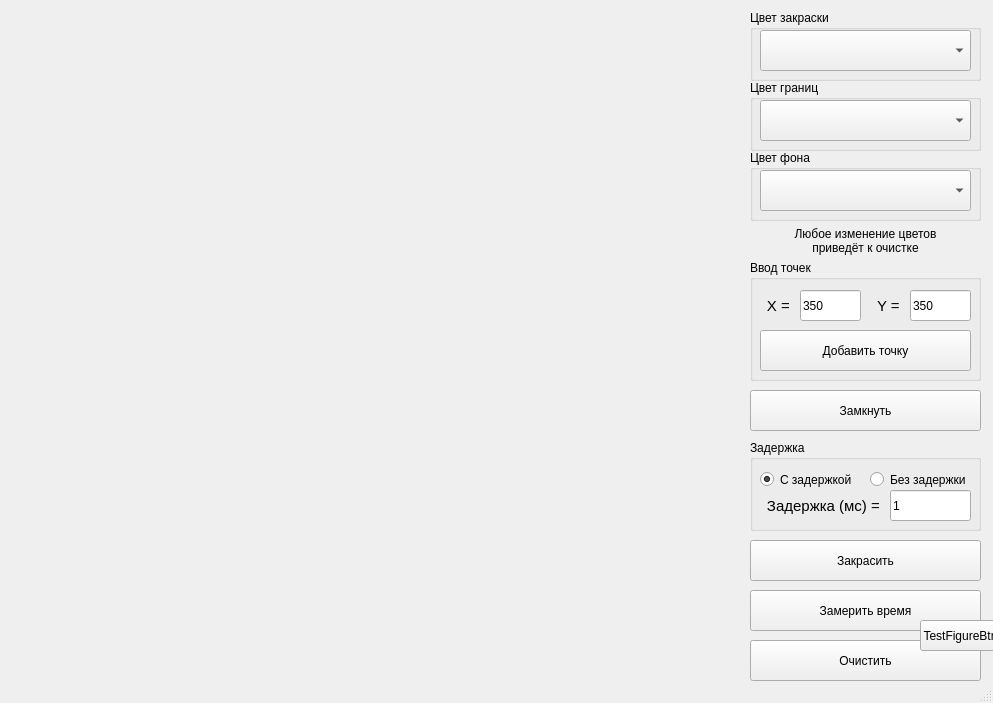
Inlucker/ComputerGraphics, file Lab6/mainwindow.ui: the form before one commit.
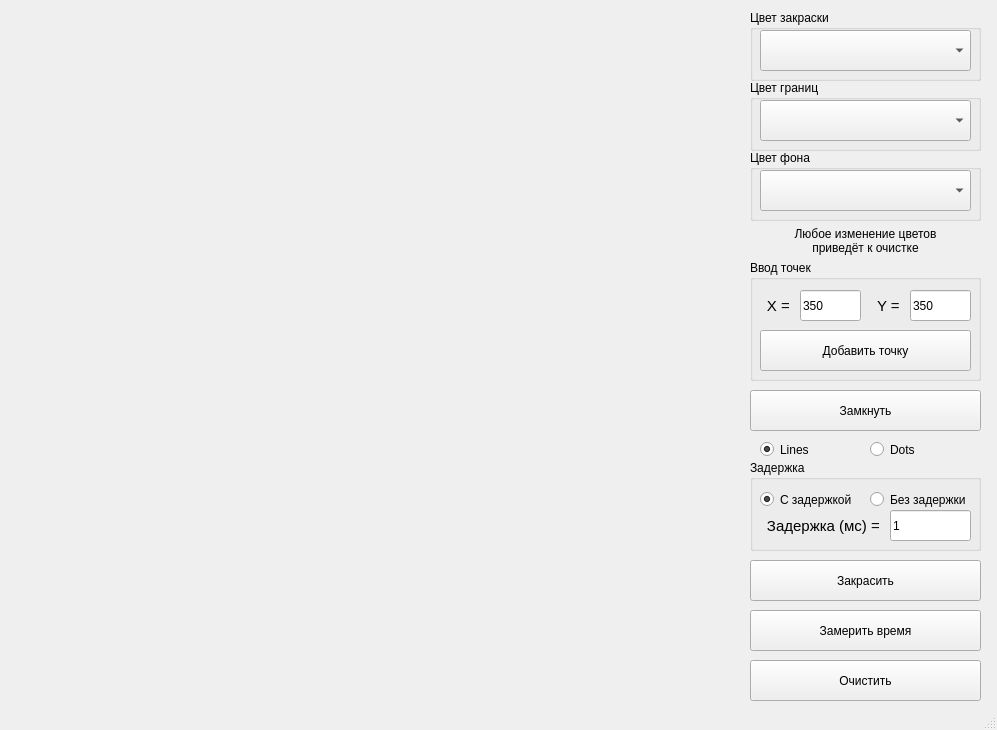
The form after the commit.

What changed in the file:
```diff
--- a/Lab6/mainwindow.ui
+++ b/Lab6/mainwindow.ui
@@ -6,8 +6,8 @@
    <rect>
     <x>0</x>
     <y>0</y>
-    <width>993</width>
-    <height>703</height>
+    <width>997</width>
+    <height>730</height>
    </rect>
   </property>
   <property name="windowTitle">
@@ -98,7 +98,7 @@
     <property name="geometry">
      <rect>
       <x>750</x>
-      <y>640</y>
+      <y>660</y>
       <width>231</width>
       <height>41</height>
      </rect>
@@ -111,7 +111,7 @@
     <property name="geometry">
      <rect>
       <x>750</x>
-      <y>540</y>
+      <y>560</y>
       <width>231</width>
       <height>41</height>
      </rect>
@@ -137,7 +137,7 @@
     <property name="geometry">
      <rect>
       <x>750</x>
-      <y>440</y>
+      <y>460</y>
       <width>231</width>
       <height>91</height>
      </rect>
@@ -307,7 +307,7 @@
     <property name="geometry">
      <rect>
       <x>750</x>
-      <y>590</y>
+      <y>610</y>
       <width>231</width>
       <height>41</height>
      </rect>
@@ -333,17 +333,33 @@
      <set>Qt::AlignCenter</set>
     </property>
    </widget>
-   <widget class="QPushButton" name="pushButton">
+   <widget class="QRadioButton" name="Lines_mode_radioButton">
     <property name="geometry">
      <rect>
-      <x>920</x>
-      <y>620</y>
-      <width>81</width>
-      <height>31</height>
+      <x>760</x>
+      <y>440</y>
+      <width>101</width>
+      <height>19</height>
      </rect>
     </property>
     <property name="text">
-     <string>TestFigureBtn</string>
+     <string>Lines</string>
+    </property>
+    <property name="checked">
+     <bool>true</bool>
+    </property>
+   </widget>
+   <widget class="QRadioButton" name="Dots_mode_radioButton">
+    <property name="geometry">
+     <rect>
+      <x>870</x>
+      <y>440</y>
+      <width>101</width>
+      <height>19</height>
+     </rect>
+    </property>
+    <property name="text">
+     <string>Dots</string>
     </property>
    </widget>
   </widget>
```
Left out of the diff: 2 changed lines with no effect on the pictures.
